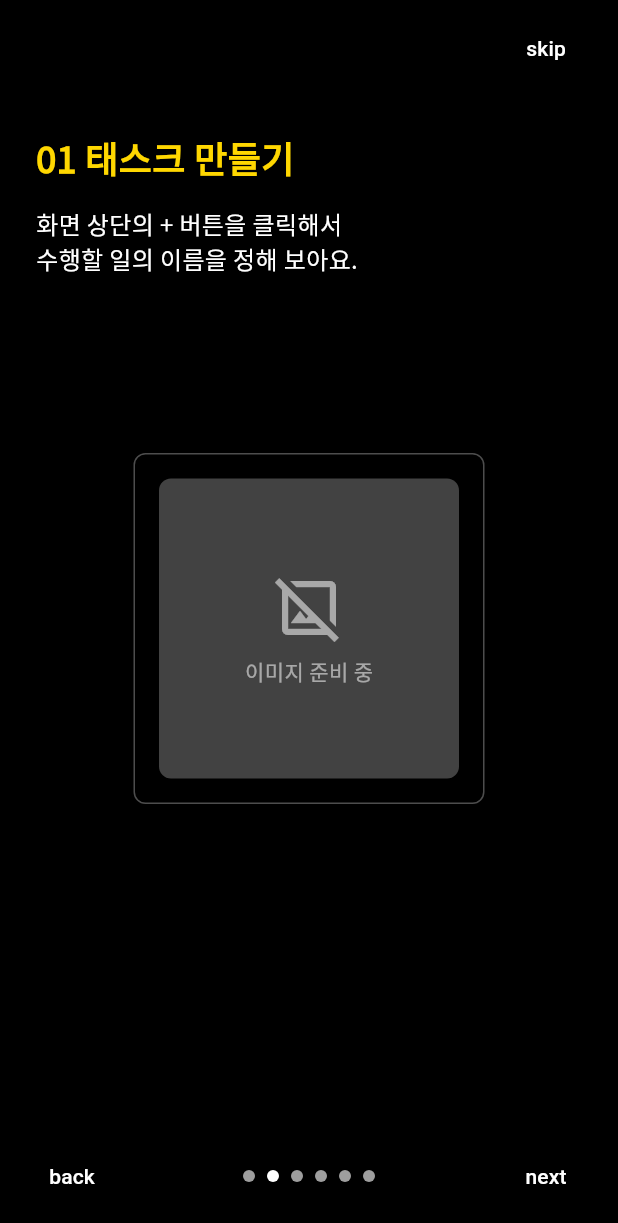
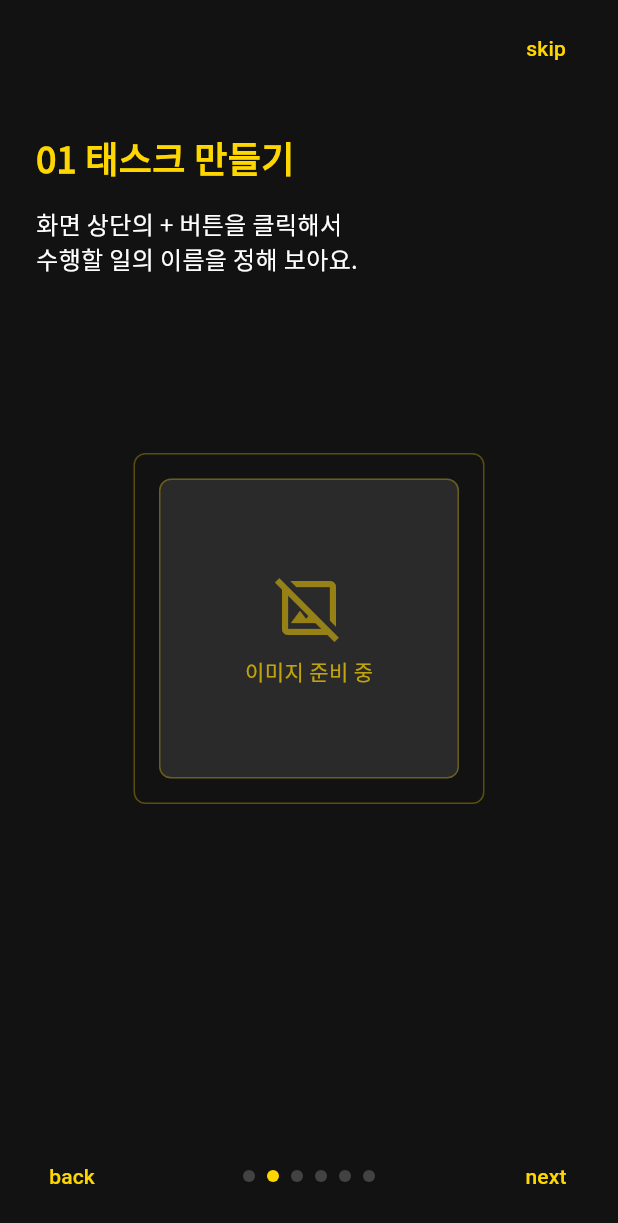
Before and after one commit to yunicraft/multi-timer-app, a Flutter app: the screen it shows after launch, swiped to page 2, on a phone screen of 412 x 824 dp. Shown: the top 1223 px of the screen. Run offline on Flutter 3.47's test engine with Material 3 defaults, Android fonts, the light colour scheme and no system bars; drawn by our look-alikes of smooth_page_indicator; our stand-ins replace flutter_dotenv, fluttertoast, go_router, google_fonts, package_info_plus, shared_preferences.

Commit message:
refactor: 테마 설정하기

```diff
--- a/lib/screens/onboarding_screen.dart
+++ b/lib/screens/onboarding_screen.dart
@@ -61,7 +61,7 @@ class _OnboardingScreenState extends State<OnboardingScreen> {
   @override
   Widget build(BuildContext context) {
     return Scaffold(
-      backgroundColor: Colors.black,
+      backgroundColor: AppColors.darkBackground,
       body: SafeArea(
         child: Column(
           children: [
@@ -75,9 +75,9 @@ class _OnboardingScreenState extends State<OnboardingScreen> {
                   const SizedBox(width: 16),
                   TextButton(
                     onPressed: _skipOnboarding,
-                    child: const Text(
+                    child: Text(
                       'skip',
-                      style: TextStyle(color: Colors.white),
+                      style: TextStyle(color: AppColors.gold),
                     ),
                   ),
                 ],
@@ -145,9 +145,9 @@ class _OnboardingScreenState extends State<OnboardingScreen> {
                   // 뒤로가기 버튼
                   TextButton(
                     onPressed: _goToPreviousPage,
-                    child: const Text(
+                    child: Text(
                       'back',
-                      style: TextStyle(color: Colors.white),
+                      style: TextStyle(color: AppColors.gold),
                     ),
                   ),
 
@@ -155,9 +155,9 @@ class _OnboardingScreenState extends State<OnboardingScreen> {
                   SmoothPageIndicator(
                     controller: _pageController,
                     count: _totalPages,
-                    effect: const WormEffect(
-                      dotColor: Colors.grey,
-                      activeDotColor: Colors.white,
+                    effect: WormEffect(
+                      dotColor: Colors.grey.shade800,
+                      activeDotColor: AppColors.gold,
                       dotHeight: 8,
                       dotWidth: 8,
                     ),
@@ -166,9 +166,9 @@ class _OnboardingScreenState extends State<OnboardingScreen> {
                   // 다음 버튼
                   TextButton(
                     onPressed: _goToNextPage,
-                    child: const Text(
+                    child: Text(
                       'next',
-                      style: TextStyle(color: Colors.white),
+                      style: TextStyle(color: AppColors.gold),
                     ),
                   ),
                 ],
@@ -200,8 +200,8 @@ class _OnboardingScreenState extends State<OnboardingScreen> {
 
           // 설명 (Timefolio 강조)
           RichText(
-            text: const TextSpan(
-              style: TextStyle(
+            text: TextSpan(
+              style: const TextStyle(
                 color: Colors.white,
                 fontSize: 24,
               ),
@@ -209,11 +209,11 @@ class _OnboardingScreenState extends State<OnboardingScreen> {
                 TextSpan(
                   text: 'Timefolio',
                   style: TextStyle(
-                    color: Color(0xFFFFD700), // 황금색
+                    color: AppColors.gold,
                     fontWeight: FontWeight.bold,
                   ),
                 ),
-                TextSpan(
+                const TextSpan(
                   text:
                       ' 가\n목표를 현실로 만들 수\n있게 도와 드릴게요.\n\n터치로 하루 24시간을\n통제해 보세요.',
                 ),
@@ -232,23 +232,24 @@ class _OnboardingScreenState extends State<OnboardingScreen> {
       width: 200,
       height: 200,
       decoration: BoxDecoration(
-        color: Colors.grey.shade800,
+        color: AppColors.darkCard,
         borderRadius: BorderRadius.circular(8),
+        border: Border.all(color: AppColors.gold.withOpacity(0.3)),
       ),
-      child: const Center(
+      child: Center(
         child: Column(
           mainAxisSize: MainAxisSize.min,
           children: [
             Icon(
               Icons.image_not_supported_outlined,
               size: 48,
-              color: Colors.white54,
+              color: AppColors.gold.withOpacity(0.5),
             ),
-            SizedBox(height: 8),
+            const SizedBox(height: 8),
             Text(
               '이미지 준비 중',
               style: TextStyle(
-                color: Colors.white54,
+                color: AppColors.gold.withOpacity(0.7),
                 fontSize: 14,
               ),
             ),
@@ -288,8 +289,8 @@ class OnboardingPage extends StatelessWidget {
               // 제목
               Text(
                 title,
-                style: const TextStyle(
-                  color: AppColors.primary,
+                style: TextStyle(
+                  color: AppColors.gold,
                   fontSize: 24,
                   fontWeight: FontWeight.bold,
                 ),
@@ -317,7 +318,7 @@ class OnboardingPage extends StatelessWidget {
               alignment: Alignment.center,
               child: Container(
                 decoration: BoxDecoration(
-                  border: Border.all(color: Colors.white30),
+                  border: Border.all(color: AppColors.gold.withOpacity(0.3)),
                   borderRadius: BorderRadius.circular(8),
                 ),
                 child: Padding(
--- a/lib/theme/app_colors.dart
+++ b/lib/theme/app_colors.dart
@@ -4,27 +4,27 @@ import 'package:flutter/material.dart';
 
 class AppColors {
   // Core Colors
-  static const primary = Color(0xFFFFD700);
-  static const onPrimary = Colors.white;
-  static const primaryContainer = Color(0xFFBBDEFB); // 더 연한 primary
+  static const primary = Color(0xFFFFD700); // 골드 색상
+  static const onPrimary = Colors.black; // 골드 위의 텍스트는 검정색
+  static const primaryContainer = Color(0xFFF5E49C); // 더 연한 골드
   static const onPrimaryContainer =
-      Color(0xFF1976D2); // primaryContainer 위의 텍스트
+      Color(0xFF5F4B00); // primaryContainer 위의 텍스트
 
-  static const secondary = Color(0xFF03A9F4);
-  static const onSecondary = Colors.white;
-  static const secondaryContainer = Color(0xFFB3E5FC); // 더 연한 secondary
+  static const secondary = Color(0xFFE6C200); // 더 어두운 골드
+  static const onSecondary = Colors.black;
+  static const secondaryContainer = Color(0xFFFFF3B0); // 더 연한 secondary
   static const onSecondaryContainer =
-      Color(0xFF0288D1); // secondaryContainer 위의 텍스트
+      Color(0xFF4D3F00); // secondaryContainer 위의 텍스트
 
   // Surface Colors
-  static const surface = Color(0xFFFAFAFA); // 이전의 background
-  static const onSurface = Color(0xFF212121); // 이전의 text
-  static const surfaceVariant = Color(0xFFEEEEEE); // surface의 변형
-  static const onSurfaceVariant = Color(0xFF757575); // 이전의 textLight
+  static const surface = Color(0xFF121212); // 어두운 배경
+  static const onSurface = Color(0xFFFFFFFF); // 어두운 배경 위의 텍스트는 흰색
+  static const surfaceVariant = Color(0xFF1E1E1E); // surface의 변형 (약간 밝은 어두운 배경)
+  static const onSurfaceVariant = Color(0xFFE0E0E0); // 이전의 textLight
 
   // Additional Colors
-  static const outline = Color(0xFFBDBDBD); // 경계선
-  static const outlineVariant = Color(0xFFE0E0E0); // 연한 경계선
+  static const outline = Color(0xFF3A3A3A); // 어두운 테마의 경계선
+  static const outlineVariant = Color(0xFF2A2A2A); // 더 어두운 경계선
 
   // Status Colors
   static const success = Color(0xFF4CAF50);
@@ -32,4 +32,13 @@ class AppColors {
   static const error = Color(0xFFE53935);
   static const onError = Colors.white;
   static const info = Color(0xFF2196F3);
+
+  // 추가 색상
+  static const gold = Color(0xFFFFD700); // 기본 골드
+  static const lightGold = Color(0xFFF5E49C); // 연한 골드
+  static const darkGold = Color(0xFFE6C200); // 어두운 골드
+
+  static const darkBackground = Color(0xFF121212); // 기본 어두운 배경
+  static const darkSurface = Color(0xFF1E1E1E); // 약간 밝은 어두운 배경
+  static const darkCard = Color(0xFF2A2A2A); // 카드 배경
 }
--- a/lib/theme/app_theme.dart
+++ b/lib/theme/app_theme.dart
@@ -9,8 +9,8 @@ class AppTheme {
   static ThemeData get lightTheme {
     return ThemeData(
       useMaterial3: true,
-      colorScheme: ColorScheme.fromSeed(
-        seedColor: AppColors.primary,
+      brightness: Brightness.dark, // 어두운 테마 사용
+      colorScheme: ColorScheme.dark(
         primary: AppColors.primary,
         onPrimary: AppColors.onPrimary,
         primaryContainer: AppColors.primaryContainer,
@@ -50,10 +50,10 @@ class AppTheme {
         surfaceTintColor: Colors.transparent,
         elevation: 0,
         centerTitle: true,
-        systemOverlayStyle: SystemUiOverlayStyle.dark.copyWith(
+        systemOverlayStyle: SystemUiOverlayStyle.light.copyWith(
           statusBarColor: Colors.transparent,
-          statusBarIconBrightness: Brightness.dark,
-          statusBarBrightness: Brightness.light,
+          statusBarIconBrightness: Brightness.light,
+          statusBarBrightness: Brightness.dark,
         ),
         iconTheme: IconThemeData(color: AppColors.onSurface),
         titleTextStyle: GoogleFonts.notoSansKr(
@@ -65,7 +65,7 @@ class AppTheme {
       elevatedButtonTheme: ElevatedButtonThemeData(
         style: ElevatedButton.styleFrom(
           backgroundColor: AppColors.primary,
-          foregroundColor: Colors.white,
+          foregroundColor: AppColors.onPrimary,
           elevation: 1,
           shadowColor: Colors.transparent,
           shape: RoundedRectangleBorder(
@@ -74,21 +74,21 @@ class AppTheme {
         ),
       ),
       cardTheme: CardTheme(
-        color: AppColors.surface,
+        color: AppColors.darkCard,
         elevation: 1,
         shape: RoundedRectangleBorder(
           borderRadius: BorderRadius.circular(12),
         ),
       ),
       drawerTheme: DrawerThemeData(
-        backgroundColor: AppColors.surface,
+        backgroundColor: AppColors.darkSurface,
         elevation: 1,
         shape: RoundedRectangleBorder(
           borderRadius: BorderRadius.circular(12),
         ),
       ),
       dialogTheme: DialogTheme(
-        backgroundColor: AppColors.surface,
+        backgroundColor: AppColors.darkSurface,
         elevation: 1,
         shape: RoundedRectangleBorder(
           borderRadius: BorderRadius.circular(12),
@@ -100,6 +100,29 @@ class AppTheme {
           color: AppColors.onSurface,
         ),
       ),
+      bottomNavigationBarTheme: BottomNavigationBarThemeData(
+        backgroundColor: AppColors.darkSurface,
+        selectedItemColor: AppColors.primary,
+        unselectedItemColor: AppColors.onSurfaceVariant,
+      ),
+      iconTheme: IconThemeData(
+        color: AppColors.onSurface,
+      ),
+      progressIndicatorTheme: ProgressIndicatorThemeData(
+        color: AppColors.primary,
+      ),
+      tabBarTheme: TabBarTheme(
+        labelColor: AppColors.primary,
+        unselectedLabelColor: AppColors.onSurfaceVariant,
+        indicatorColor: AppColors.primary,
+      ),
+      dividerTheme: DividerThemeData(
+        color: AppColors.outline,
+      ),
+      floatingActionButtonTheme: FloatingActionButtonThemeData(
+        backgroundColor: AppColors.primary,
+        foregroundColor: AppColors.onPrimary,
+      ),
     );
   }
 }
```
